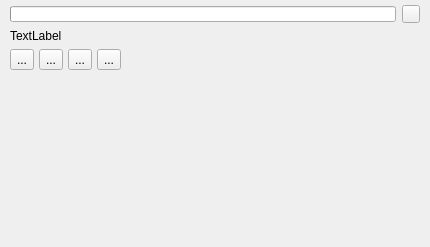
Before: the Qt Designer form ui/identifyplusresultsbase.ui in nextgis/qgis_identifyplus, drawn with Qt 5.
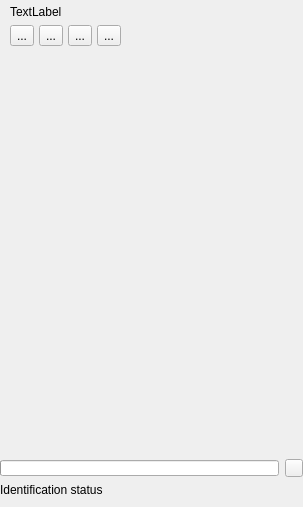
After: the same form once the commit is applied. Icons and pictures are not drawn.

Diff of the .ui file:
```diff
--- a/ui/identifyplusresultsbase.ui
+++ b/ui/identifyplusresultsbase.ui
@@ -6,8 +6,8 @@
    <rect>
     <x>0</x>
     <y>0</y>
-    <width>430</width>
-    <height>247</height>
+    <width>303</width>
+    <height>507</height>
    </rect>
   </property>
   <property name="sizePolicy">
@@ -20,9 +20,18 @@
    <string>Form</string>
   </property>
   <layout class="QVBoxLayout" name="verticalLayout">
-   <property name="margin">
+   <property name="leftMargin">
     <number>0</number>
    </property>
+   <property name="topMargin">
+    <number>0</number>
+   </property>
+   <property name="rightMargin">
+    <number>0</number>
+   </property>
+   <property name="bottomMargin">
+    <number>10</number>
+   </property>
    <item>
     <layout class="QVBoxLayout" name="verticalLayout_4">
      <property name="leftMargin">
@@ -37,69 +46,20 @@
      <property name="bottomMargin">
       <number>0</number>
      </property>
-     <item>
-      <layout class="QHBoxLayout" name="horizontalLayout_2">
-       <property name="topMargin">
-        <number>0</number>
-       </property>
-       <item>
-        <widget class="QProgressBar" name="progressBar">
-         <property name="enabled">
-          <bool>true</bool>
-         </property>
-         <property name="sizePolicy">
-          <sizepolicy hsizetype="Expanding" vsizetype="Fixed">
-           <horstretch>0</horstretch>
-           <verstretch>0</verstretch>
-          </sizepolicy>
-         </property>
-         <property name="baseSize">
-          <size>
-           <width>0</width>
-           <height>0</height>
-          </size>
-         </property>
-         <property name="styleSheet">
-          <string notr="true">height:10</string>
-         </property>
-         <property name="value">
-          <number>0</number>
-         </property>
-         <property name="textVisible">
-          <bool>false</bool>
-         </property>
-         <property name="orientation">
-          <enum>Qt::Horizontal</enum>
-         </property>
-        </widget>
-       </item>
-       <item>
-        <widget class="QPushButton" name="pushButton">
-         <property name="sizePolicy">
-          <sizepolicy hsizetype="Minimum" vsizetype="Minimum">
-           <horstretch>0</horstretch>
-           <verstretch>0</verstretch>
-          </sizepolicy>
-         </property>
-         <property name="styleSheet">
-          <string notr="true">height:10;width:10</string>
-         </property>
-         <property name="text">
-          <string/>
-         </property>
-         <property name="icon">
-          <iconset resource="../resources.qrc">
-           <normaloff>:/icons/close.png</normaloff>:/icons/close.png</iconset>
-         </property>
-        </widget>
-       </item>
-      </layout>
-     </item>
      <item>
       <widget class="QLabel" name="lblFeatures">
+       <property name="sizePolicy">
+        <sizepolicy hsizetype="Ignored" vsizetype="Preferred">
+         <horstretch>0</horstretch>
+         <verstretch>0</verstretch>
+        </sizepolicy>
+       </property>
        <property name="text">
         <string>TextLabel</string>
        </property>
+       <property name="wordWrap">
+        <bool>true</bool>
+       </property>
       </widget>
      </item>
      <item>
@@ -201,6 +161,89 @@
      </layout>
     </widget>
    </item>
+   <item>
+    <layout class="QHBoxLayout" name="horizontalLayout_2">
+     <property name="topMargin">
+      <number>0</number>
+     </property>
+     <item>
+      <widget class="QProgressBar" name="progressBar">
+       <property name="enabled">
+        <bool>true</bool>
+       </property>
+       <property name="sizePolicy">
+        <sizepolicy hsizetype="Expanding" vsizetype="Fixed">
+         <horstretch>0</horstretch>
+         <verstretch>0</verstretch>
+        </sizepolicy>
+       </property>
+       <property name="baseSize">
+        <size>
+         <width>0</width>
+         <height>0</height>
+        </size>
+       </property>
+       <property name="styleSheet">
+        <string notr="true">height:10</string>
+       </property>
+       <property name="value">
+        <number>0</number>
+       </property>
+       <property name="textVisible">
+        <bool>false</bool>
+       </property>
+       <property name="orientation">
+        <enum>Qt::Horizontal</enum>
+       </property>
+      </widget>
+     </item>
+     <item>
+      <widget class="QPushButton" name="pushButton">
+       <property name="sizePolicy">
+        <sizepolicy hsizetype="Minimum" vsizetype="Minimum">
+         <horstretch>0</horstretch>
+         <verstretch>0</verstretch>
+        </sizepolicy>
+       </property>
+       <property name="styleSheet">
+        <string notr="true">height:10;width:10</string>
+       </property>
+       <property name="text">
+        <string/>
+       </property>
+       <property name="icon">
+        <iconset resource="../resources.qrc">
+         <normaloff>:/icons/close.png</normaloff>:/icons/close.png</iconset>
+       </property>
+      </widget>
+     </item>
+    </layout>
+   </item>
+   <item>
+    <widget class="QLabel" name="lblIdentifyStatus">
+     <property name="sizePolicy">
+      <sizepolicy hsizetype="Ignored" vsizetype="Preferred">
+       <horstretch>0</horstretch>
+       <verstretch>0</verstretch>
+      </sizepolicy>
+     </property>
+     <property name="text">
+      <string>Identification status</string>
+     </property>
+     <property name="textFormat">
+      <enum>Qt::AutoText</enum>
+     </property>
+     <property name="scaledContents">
+      <bool>false</bool>
+     </property>
+     <property name="wordWrap">
+      <bool>true</bool>
+     </property>
+     <property name="textInteractionFlags">
+      <set>Qt::TextSelectableByMouse</set>
+     </property>
+    </widget>
+   </item>
   </layout>
  </widget>
  <resources>
```
